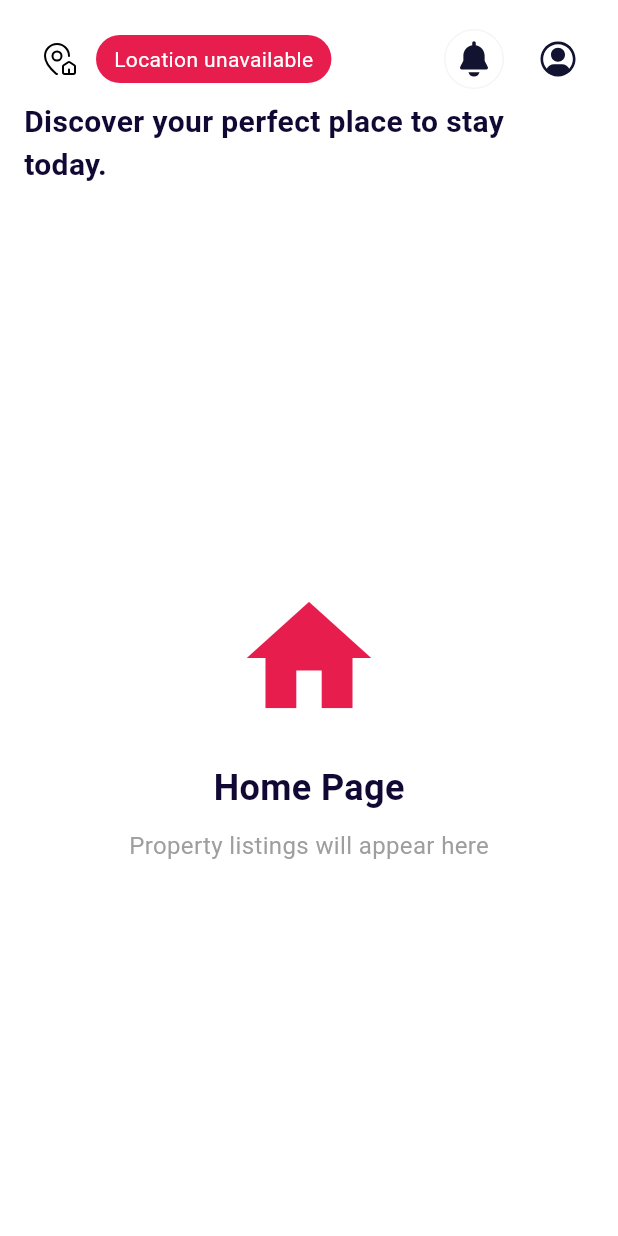
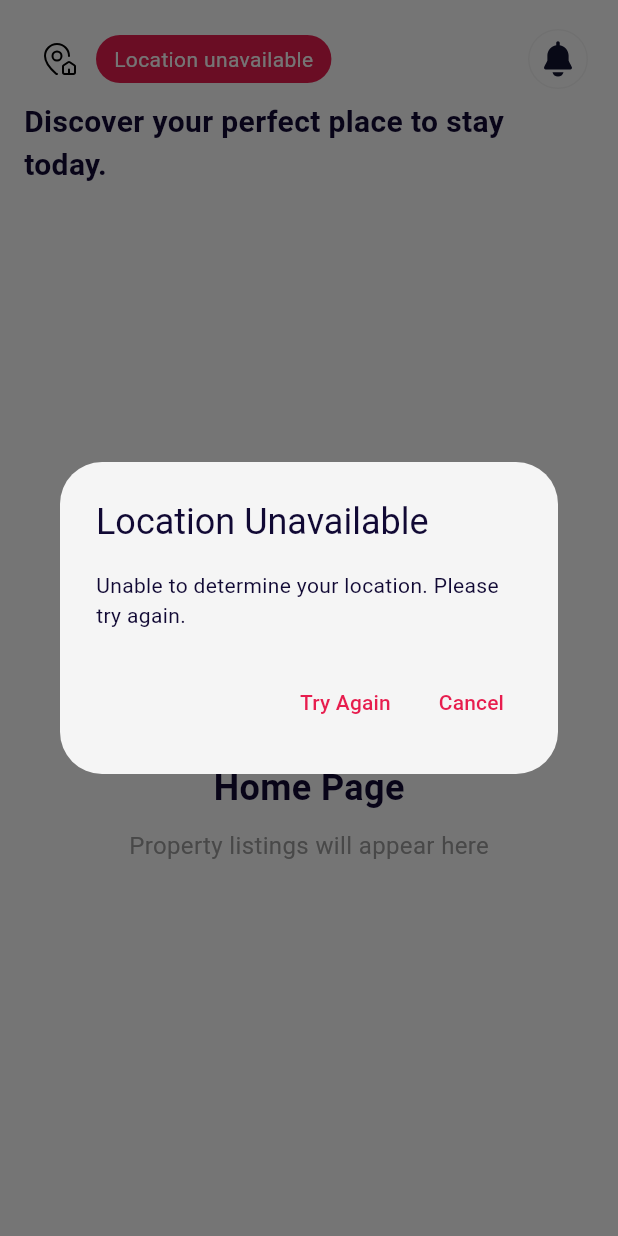
Before and after one commit to SeaHuyty/zoneer-mobile, a Flutter app: the HomeView screen opened directly, after a tap on an icon or button, on a phone screen of 412 x 824 dp. Run offline on Flutter 3.47's test engine with Material 3 defaults, Android fonts, the phone set to English and light mode, and no system bars; our stand-ins replace flutter_dotenv, flutter_riverpod, flutter_svg, geocoding, geolocator, google_nav_bar and 3 more; accounts and stored records are empty.

Commit message:
feat: Enhance location fetching with error handling and user feedback in HomeHeader

```diff
--- a/lib/features/property/providers/service_provider.dart
+++ b/lib/features/property/providers/service_provider.dart
@@ -16,10 +16,32 @@ class CurrentCityNotifier extends Notifier<String> {
   String build() => 'Current Location';
 
   // Fetch current location
-  Future<void> fetchCurrentCity() async {
+  Future<LocationResult> fetchCurrentCity() async {
     final locationService = ref.read(locationServiceProvider);
-    String city = await locationService.getCurrentCity();
-    state = city;
+
+    try {
+      String city = await locationService.getCurrentCity();
+      state = city;
+
+      // Check if we got an error message instead of a location
+      if (city == 'Location unavailable' || city == 'Unknown location') {
+        final errorInfo = await locationService.getLocationErrorInfo();
+        return LocationResult(
+          success: false,
+          location: city,
+          errorInfo: errorInfo,
+        );
+      }
+
+      return LocationResult(success: true, location: city);
+    } catch (e) {
+      state = 'Location unavailable';
+      return LocationResult(
+        success: false,
+        location: 'Location unavailable',
+        errorInfo: null,
+      );
+    }
   }
 
   // Reset to default
@@ -27,3 +49,15 @@ class CurrentCityNotifier extends Notifier<String> {
     state = 'Current Location';
   }
 }
+
+class LocationResult {
+  final bool success;
+  final String location;
+  final dynamic errorInfo;
+
+  LocationResult({
+    required this.success,
+    required this.location,
+    this.errorInfo,
+  });
+}
--- a/lib/features/property/services/location_service.dart
+++ b/lib/features/property/services/location_service.dart
@@ -1,7 +1,17 @@
 import 'package:geocoding/geocoding.dart';
 import 'package:geolocator/geolocator.dart';
+import 'dart:io' show Platform;
+import 'package:flutter/foundation.dart' show kIsWeb;
 
 class LocationService {
+  // Development mode: Set to true to use mock location for testing
+  // Set to false for production
+  static const bool _useMockLocationForWeb = false;
+
+  // Mock location: Phnom Penh, Cambodia (for development/testing)
+  static const double _mockLatitude = 11.5564;
+  static const double _mockLongitude = 104.9282;
+
   // Check if the location service is enabled
   Future<bool> isLocationServiceEnabled() async {
     return await Geolocator.isLocationServiceEnabled();
@@ -35,6 +45,72 @@ class LocationService {
   // Get current location
   Future<Position?> getCurrentLocation() async {
     try {
+      // Platform-specific handling
+      if (kIsWeb) {
+        // Development fallback: Use mock location if enabled
+        if (_useMockLocationForWeb) {
+          print('🧪 Using mock location for web development');
+          await Future.delayed(const Duration(milliseconds: 500)); // Simulate API delay
+          return Position(
+            latitude: _mockLatitude,
+            longitude: _mockLongitude,
+            timestamp: DateTime.now(),
+            accuracy: 0,
+            altitude: 0,
+            altitudeAccuracy: 0,
+            heading: 0,
+            headingAccuracy: 0,
+            speed: 0,
+            speedAccuracy: 0,
+          );
+        }
+
+        // Web platform - browser geolocation API
+        print('🌐 Requesting location on web platform');
+        print('🌐 URL: ${Uri.base}');
+        print('🌐 To test manually, open Console and run:');
+        print('   navigator.geolocation.getCurrentPosition(pos => console.log(pos), err => console.error(err))');
+
+        // Check permission first
+        LocationPermission permission = await Geolocator.checkPermission();
+        print('🌐 Current permission status: $permission');
+
+        if (permission == LocationPermission.denied) {
+          print('🌐 Permission denied, requesting...');
+          permission = await Geolocator.requestPermission();
+          print('🌐 Permission after request: $permission');
+
+          if (permission == LocationPermission.denied) {
+            print('❌ Location permissions are denied on web. User must allow in browser.');
+            return null;
+          }
+        }
+
+        if (permission == LocationPermission.deniedForever) {
+          print('❌ Location permissions are permanently denied on web.');
+          return null;
+        }
+
+        print('✅ Permission granted, fetching location...');
+
+        // For web, try to get location with more lenient settings
+        final position = await Geolocator.getCurrentPosition(
+          locationSettings: const LocationSettings(
+            accuracy: LocationAccuracy.medium,
+            timeLimit: Duration(seconds: 15),
+          ),
+        ).timeout(
+          const Duration(seconds: 20),
+          onTimeout: () {
+            print('⏱️ Location request timed out on web');
+            throw Exception('Location request timed out. Please ensure location is enabled in your browser.');
+          },
+        );
+
+        print('✅ Location obtained: ${position.latitude}, ${position.longitude}');
+        return position;
+      } else {
+        // Mobile/Desktop platforms
         // Check permission first (more important than service check on macOS)
         LocationPermission permission = await Geolocator.checkPermission();
         if (permission == LocationPermission.denied) {
@@ -54,8 +130,8 @@ class LocationService {
         bool serviceEnabled = await Geolocator.isLocationServiceEnabled();
         if (!serviceEnabled) {
           print('Location services are disabled. Please enable in system settings.');
-        // On some platforms, we can still try to get location
-        // Continue anyway for web/desktop platforms
+          // On macOS/Desktop, we might still try if permission is granted
+          // Continue anyway for desktop platforms
         }
 
         // Get location with timeout
@@ -72,8 +148,22 @@ class LocationService {
             throw Exception('Location request timed out');
           },
         );
-    } catch (e) {
-      print('Error getting location: $e');
+      }
+    } catch (e, stackTrace) {
+      print('❌ Error getting location: $e');
+      print('Stack trace: $stackTrace');
+
+      // Check if it's a specific geolocation error
+      if (e.toString().contains('User denied')) {
+        print('❌ User denied location permission');
+      } else if (e.toString().contains('PERMISSION_DENIED')) {
+        print('❌ Permission denied by browser');
+      } else if (e.toString().contains('POSITION_UNAVAILABLE')) {
+        print('❌ Location position unavailable');
+      } else if (e.toString().contains('TIMEOUT')) {
+        print('❌ Location request timeout');
+      }
+
       return null;
     }
   }
@@ -92,23 +182,38 @@ class LocationService {
         Placemark place = placemarks[0];
 
         // Build city string from available fields (handles null values on web)
-        String? locality = place.locality;
-        String? adminArea = place.administrativeArea;
-        String? subLocality = place.subLocality;
+        String? locality = place.locality; // City
+        String? adminArea = place.administrativeArea; // Province/State
+        String? subLocality = place.subLocality; // District/Neighborhood
         String? country = place.country;
 
-        // Try to build a meaningful location string
-        if (locality != null && adminArea != null) {
+        // Priority format for Cambodia and similar locations:
+        // "District, City" (e.g., "Chba Ampov, Phnom Penh")
+        // This provides the most useful location information
+
+        if (subLocality != null && locality != null) {
+          // Best case: District, City
+          return '$subLocality, $locality';
+        } else if (locality != null && adminArea != null) {
+          // Fallback: City, Province/State
           return '$locality, $adminArea';
+        } else if (subLocality != null && adminArea != null) {
+          // Alternative: District, Province
+          return '$subLocality, $adminArea';
         } else if (locality != null && country != null) {
+          // Fallback: City, Country
           return '$locality, $country';
-        } else if (subLocality != null && adminArea != null) {
-          return '$subLocality, $adminArea';
         } else if (adminArea != null) {
+          // Only province/state
           return adminArea;
         } else if (locality != null) {
+          // Only city
           return locality;
+        } else if (subLocality != null) {
+          // Only district
+          return subLocality;
         } else if (country != null) {
+          // Only country
           return country;
         }
       }
@@ -128,7 +233,7 @@ class LocationService {
           position.latitude,
           position.longitude,
         );
-        return city ?? 'Unknown Location';
+        return city ?? 'Unknown location';
       }
       return 'Location unavailable';
     } catch (e) {
@@ -136,4 +241,70 @@ class LocationService {
       return 'Location unavailable';
     }
   }
+
+  // Get detailed error message based on permission status
+  Future<LocationErrorInfo> getLocationErrorInfo() async {
+    LocationPermission permission = await Geolocator.checkPermission();
+    bool serviceEnabled = await Geolocator.isLocationServiceEnabled();
+
+    // Platform-specific messages
+    String settingsInstructions = '';
+    if (kIsWeb) {
+      settingsInstructions = 'Please check your browser settings and ensure:\n'
+          '• The site is using HTTPS (required for geolocation)\n'
+          '• Location permission is allowed in your browser\n'
+          '• Click the location icon in the address bar to manage permissions';
+    } else if (!kIsWeb && Platform.isMacOS) {
+      settingsInstructions = 'Please enable location access in:\n'
+          'System Settings → Security & Privacy → Privacy → Location Services\n'
+          'Make sure Location Services is ON and this app is allowed.';
+    } else if (!kIsWeb && Platform.isIOS) {
+      settingsInstructions = 'Please enable location access in:\n'
+          'Settings → Privacy & Security → Location Services';
+    } else {
+      settingsInstructions = 'Please enable location access in your system settings.';
     }
+
+    if (permission == LocationPermission.deniedForever) {
+      return LocationErrorInfo(
+        title: 'Location Permission Denied',
+        message: 'Location permission has been permanently denied.\n\n$settingsInstructions',
+        canRequest: false,
+      );
+    } else if (permission == LocationPermission.denied) {
+      return LocationErrorInfo(
+        title: 'Location Permission Required',
+        message: kIsWeb
+            ? 'We need your location to show properties near you.\n\n$settingsInstructions'
+            : 'We need your location to show properties near you. Please allow location access when prompted.',
+        canRequest: true,
+      );
+    } else if (!serviceEnabled && !kIsWeb) {
+      return LocationErrorInfo(
+        title: 'Location Service Disabled',
+        message: 'Location services are disabled.\n\n$settingsInstructions',
+        canRequest: false,
+      );
+    }
+
+    return LocationErrorInfo(
+      title: 'Location Unavailable',
+      message: kIsWeb
+          ? 'Unable to determine your location.\n\n$settingsInstructions'
+          : 'Unable to determine your location. Please try again.',
+      canRequest: true,
+    );
+  }
+}
+
+class LocationErrorInfo {
+  final String title;
+  final String message;
+  final bool canRequest;
+
+  LocationErrorInfo({
+    required this.title,
+    required this.message,
+    required this.canRequest,
+  });
+}
--- a/lib/features/property/widgets/home_header.dart
+++ b/lib/features/property/widgets/home_header.dart
@@ -45,7 +45,14 @@ class _HomeHeaderState extends ConsumerState<HomeHeader>
     setState(() => _isLoadingLocation = true);
 
     try {
-      await ref.read(currentCityProvider.notifier).fetchCurrentCity();
+      final result = await ref
+          .read(currentCityProvider.notifier)
+          .fetchCurrentCity();
+
+      // Show error dialog if location fetch failed
+      if (mounted && !result.success) {
+        _showLocationErrorDialog(result.errorInfo!);
+      }
     } catch (e) {
       if (mounted) {
         ScaffoldMessenger.of(
@@ -57,6 +64,30 @@ class _HomeHeaderState extends ConsumerState<HomeHeader>
         setState(() => _isLoadingLocation = false);
       }
     }
+  }
+
+  void _showLocationErrorDialog(dynamic errorInfo) {
+    showDialog(
+      context: context,
+      builder: (context) => AlertDialog(
+        title: Text(errorInfo.title),
+        content: Text(errorInfo.message),
+        actions: [
+          if (errorInfo.canRequest)
+            TextButton(
+              onPressed: () {
+                Navigator.of(context).pop();
+                _handleLocationRequest(); // Retry
+              },
+              child: const Text('Try Again'),
+            ),
+          TextButton(
+            onPressed: () => Navigator.of(context).pop(),
+            child: Text(errorInfo.canRequest ? 'Cancel' : 'OK'),
+          ),
+        ],
+      ),
+    );
   }
 
   @override
@@ -122,8 +153,7 @@ class _HomeHeaderState extends ConsumerState<HomeHeader>
                       ),
                     ],
                   ),
-                  Row(
-                    children: [
+
                   IconButton(
                     style: IconButton.styleFrom(
                       side: const BorderSide(color: AppColors.greyLight),
@@ -135,29 +165,10 @@ class _HomeHeaderState extends ConsumerState<HomeHeader>
                       width: 28,
                       height: 28,
                       onLoaded: (composition) {
-                            _notificationController.duration =
-                                composition.duration;
+                        _notificationController.duration = composition.duration;
                       },
                     ),
                     onPressed: () {},
-                      ),
-                      const SizedBox(width: 8),
-                      IconButton(
-                        style: IconButton.styleFrom(
-                          padding: const EdgeInsets.all(8),
-                        ),
-                        icon: Lottie.asset(
-                          'assets/icons/system-solid-8-account-hover-pinch.json',
-                          controller: _accountController,
-                          width: 28,
-                          height: 28,
-                          onLoaded: (composition) {
-                            _accountController.duration = composition.duration;
-                          },
-                        ),
-                        onPressed: () {},
-                      ),
-                    ],
                   ),
                 ],
               ),
```
Lines whose indentation alone changed are shown as unchanged.
